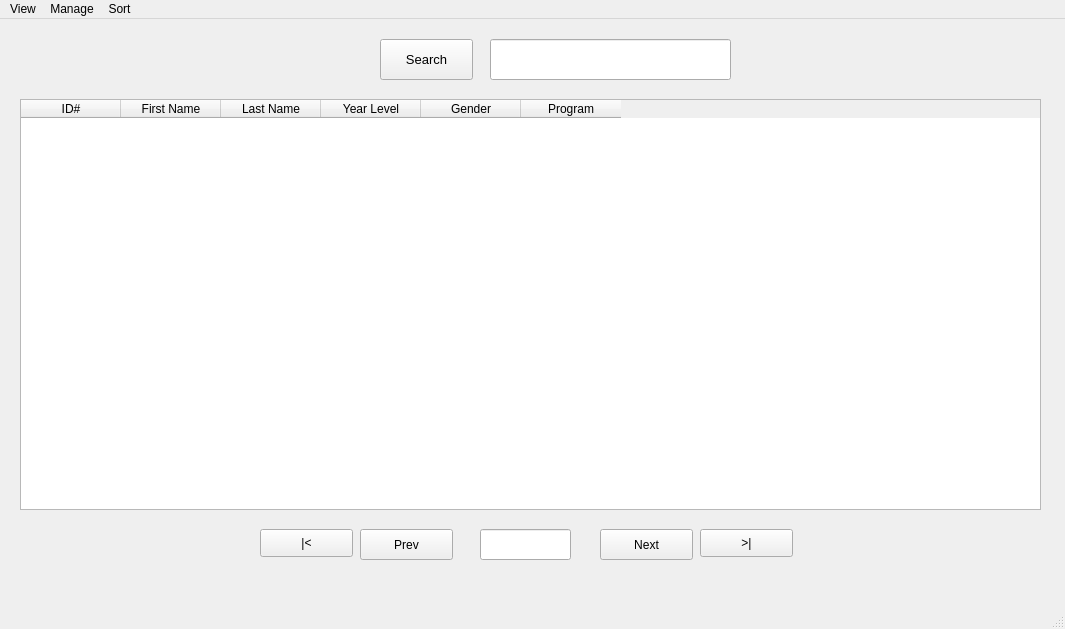
WhaleRed/SSIS-MySQL, file studentWindow.ui: the form before one commit.
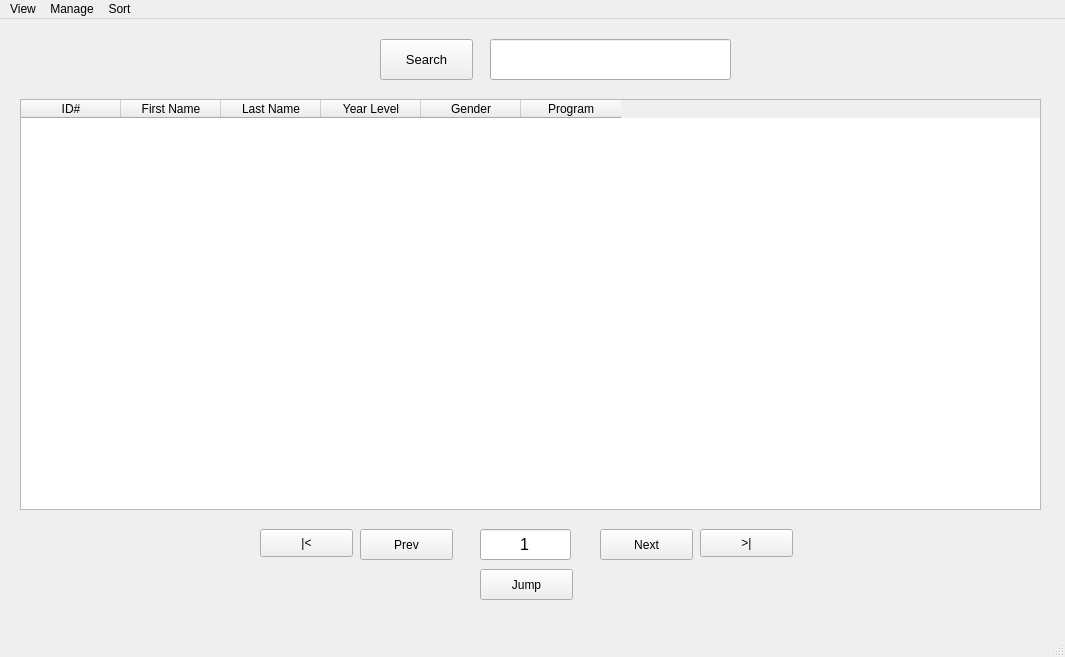
The form after the commit.

Commit message: Jump Button

What changed in the file:
```diff
--- a/studentWindow.ui
+++ b/studentWindow.ui
@@ -7,7 +7,7 @@
     <x>0</x>
     <y>0</y>
     <width>1065</width>
-    <height>629</height>
+    <height>657</height>
    </rect>
   </property>
   <property name="windowTitle">
@@ -101,7 +101,13 @@
      </font>
     </property>
     <property name="text">
-     <string/>
+     <string>1</string>
+    </property>
+    <property name="alignment">
+     <set>Qt::AlignCenter</set>
+    </property>
+    <property name="readOnly">
+     <bool>false</bool>
     </property>
    </widget>
    <widget class="QLineEdit" name="searchBar">
@@ -166,6 +172,19 @@
      <string>&gt;|</string>
     </property>
    </widget>
+   <widget class="QPushButton" name="jump">
+    <property name="geometry">
+     <rect>
+      <x>480</x>
+      <y>550</y>
+      <width>93</width>
+      <height>31</height>
+     </rect>
+    </property>
+    <property name="text">
+     <string>Jump</string>
+    </property>
+   </widget>
   </widget>
   <widget class="QMenuBar" name="menubar">
    <property name="geometry">
```
Left out of the diff: 6 changed lines with no effect on the pictures.
